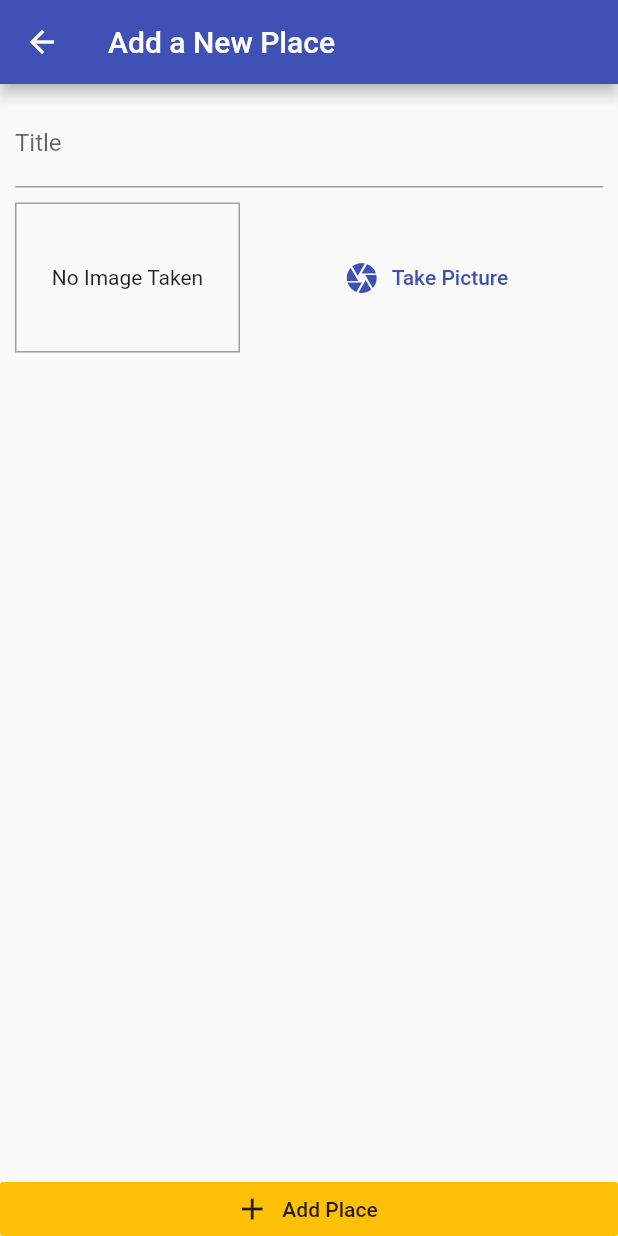
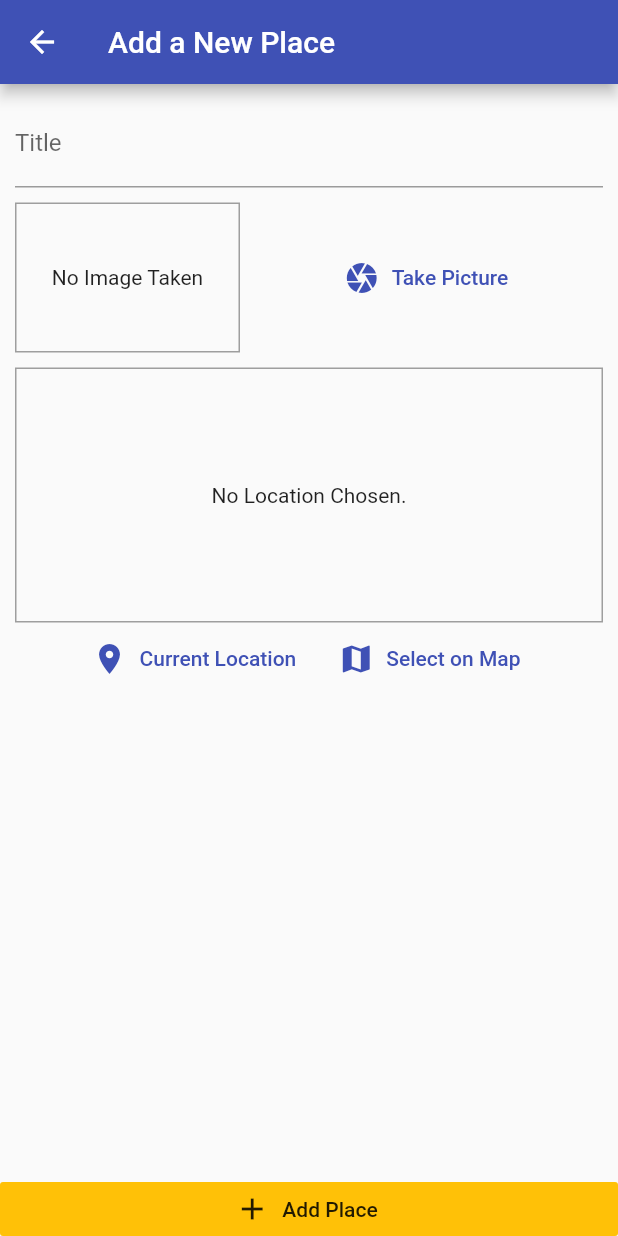
Before and after one commit to jintoga/Flutter-Study-Great-Places, a Flutter app: the AddPlaceScreen screen opened by its route, on a phone screen of 412 x 824 dp. Run offline on Flutter 3.47's test engine with Material 2 defaults, Android fonts, the phone set to English and light mode, and no system bars; our stand-ins replace image_picker, location, sqflite; accounts and stored records are empty.

Commit message:
add location add LocationInput widget

```diff
--- /dev/null
+++ b/lib/helpers/location_helper.dart
@@ -0,0 +1,7 @@
+const GOOGLE_API_KEY = 'GOOGLE_API_KEY'; //ToDO: add google api key
+
+class LocationHelper {
+  static String generateLocationPreviewImage({double lat, double lng}) {
+    return 'https://maps.googleapis.com/maps/api/staticmap?center=&$lat,$lng&zoom=13&size=600x300&maptype=roadmap&markers=color:red%7Clabel:C%7C$lat,$lng&key=$GOOGLE_API_KEY';
+  }
+}
--- a/lib/screens/add_place_screen.dart
+++ b/lib/screens/add_place_screen.dart
@@ -3,6 +3,7 @@ import 'dart:io';
 import 'package:flutter/material.dart';
 import 'package:great_places/provider/great_places.dart';
 import 'package:great_places/widgets/image_input.dart';
+import 'package:great_places/widgets/location_input.dart';
 import 'package:provider/provider.dart';
 
 class AddPlaceScreen extends StatefulWidget {
@@ -51,6 +52,8 @@ class _AddPlaceScreenState extends State<AddPlaceScreen> {
                     ),
                     SizedBox(height: 10),
                     ImageInput(_selectImage),
+                    SizedBox(height: 10),
+                    LocationInput(),
                   ],
                 ),
               ),
--- /dev/null
+++ b/lib/widgets/location_input.dart
@@ -0,0 +1,67 @@
+import 'package:flutter/material.dart';
+import 'package:great_places/helpers/location_helper.dart';
+import 'package:location/location.dart';
+
+class LocationInput extends StatefulWidget {
+  @override
+  _LocationInputState createState() => _LocationInputState();
+}
+
+class _LocationInputState extends State<LocationInput> {
+  String _previewImageUrl;
+
+  Future<void> _getCurrentLocation() async {
+    final locationData = await Location().getLocation();
+    final previewImageUrl = LocationHelper.generateLocationPreviewImage(
+        lat: locationData.latitude, lng: locationData.longitude);
+    setState(() {
+      _previewImageUrl = previewImageUrl;
+    });
+  }
+
+  @override
+  Widget build(BuildContext context) {
+    return Column(
+      children: <Widget>[
+        Container(
+          height: 170,
+          width: double.infinity,
+          alignment: Alignment.center,
+          decoration: BoxDecoration(
+            border: Border.all(
+              width: 1,
+              color: Colors.grey,
+            ),
+          ),
+          child: _previewImageUrl == null
+              ? Text(
+                  'No Location Chosen.',
+                  textAlign: TextAlign.center,
+                )
+              : Image.network(
+                  _previewImageUrl,
+                  fit: BoxFit.cover,
+                  width: double.infinity,
+                ),
+        ),
+        Row(
+          mainAxisAlignment: MainAxisAlignment.center,
+          children: <Widget>[
+            FlatButton.icon(
+              icon: Icon(Icons.location_on),
+              label: Text('Current Location'),
+              textColor: Theme.of(context).primaryColor,
+              onPressed: _getCurrentLocation,
+            ),
+            FlatButton.icon(
+              icon: Icon(Icons.map),
+              label: Text('Select on Map'),
+              textColor: Theme.of(context).primaryColor,
+              onPressed: () {},
+            ),
+          ],
+        )
+      ],
+    );
+  }
+}
--- a/pubspec.yaml
+++ b/pubspec.yaml
@@ -24,6 +24,7 @@ dependencies:
   path_provider: ^1.3.0
   path: ^1.6.4
   sqflite: ^1.1.6+5
+  location: ^2.3.5
 
   # The following adds the Cupertino Icons font to your application.
   # Use with the CupertinoIcons class for iOS style icons.
```
Also changed, not shown: 4 other files.
